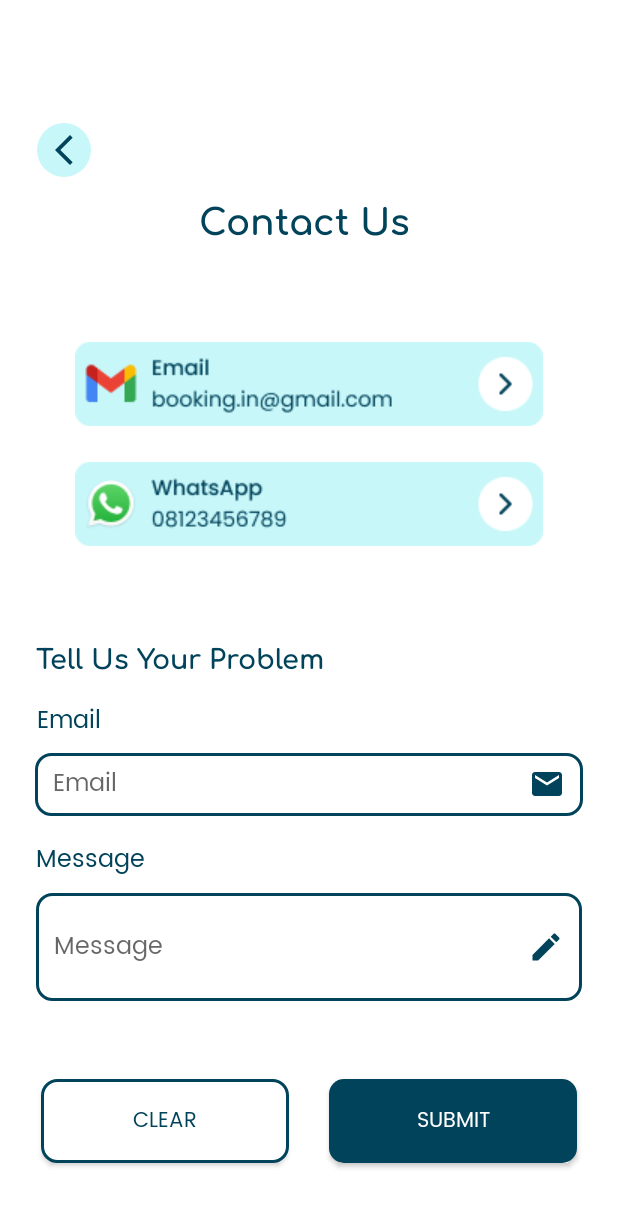
After one commit to mohamad-gilang/booking.in, an Android app: the Contact screen opened directly, with no data from a screen before it, on a phone screen of 412 x 824 dp. The commit adds this screen. Shown: the top 1207 px of the screen. Run offline under Robolectric (Android 15) with nearby library versions, the phone set to English and light mode, and no system bars.

Commit message:
booking.in app

```diff
--- a/app/src/main/AndroidManifest.xml
+++ b/app/src/main/AndroidManifest.xml
@@ -10,6 +10,9 @@
         android:supportsRtl="true"
         android:theme="@style/Theme.Bookingin">
         <activity
+            android:name=".Contact"
+            android:exported="false" />
+        <activity
             android:name=".MainActivity"
             android:exported="true">
             <intent-filter>
@@ -18,6 +21,7 @@
                 <category android:name="android.intent.category.LAUNCHER" />
             </intent-filter>
         </activity>
+
         <meta-data
             android:name="preloaded_fonts"
             android:resource="@array/preloaded_fonts" />
--- /dev/null
+++ b/app/src/main/java/com/example/bookingin/Contact.java
@@ -0,0 +1,14 @@
+package com.example.bookingin;
+
+import androidx.appcompat.app.AppCompatActivity;
+
+import android.os.Bundle;
+
+public class Contact extends AppCompatActivity {
+
+    @Override
+    protected void onCreate(Bundle savedInstanceState) {
+        super.onCreate(savedInstanceState);
+        setContentView(R.layout.activity_contact);
+    }
+}
--- /dev/null
+++ b/app/src/main/res/drawable/edit.xml
@@ -0,0 +1,5 @@
+<vector android:height="24dp" android:tint="#01435A"
+    android:viewportHeight="24" android:viewportWidth="24"
+    android:width="24dp" xmlns:android="http://schemas.android.com/apk/res/android">
+    <path android:fillColor="@android:color/white" android:pathData="M3,17.25V21h3.75L17.81,9.94l-3.75,-3.75L3,17.25zM20.71,7.04c0.39,-0.39 0.39,-1.02 0,-1.41l-2.34,-2.34c-0.39,-0.39 -1.02,-0.39 -1.41,0l-1.83,1.83 3.75,3.75 1.83,-1.83z"/>
+</vector>
--- /dev/null
+++ b/app/src/main/res/drawable/email.xml
@@ -0,0 +1,5 @@
+<vector android:height="24dp" android:tint="#01435A"
+    android:viewportHeight="24" android:viewportWidth="24"
+    android:width="24dp" xmlns:android="http://schemas.android.com/apk/res/android">
+    <path android:fillColor="@android:color/white" android:pathData="M20,4L4,4c-1.1,0 -1.99,0.9 -1.99,2L2,18c0,1.1 0.9,2 2,2h16c1.1,0 2,-0.9 2,-2L22,6c0,-1.1 -0.9,-2 -2,-2zM20,8l-8,5 -8,-5L4,6l8,5 8,-5v2z"/>
+</vector>
--- /dev/null
+++ b/app/src/main/res/layout/activity_contact.xml
@@ -0,0 +1,206 @@
+<?xml version="1.0" encoding="utf-8"?>
+<androidx.constraintlayout.widget.ConstraintLayout xmlns:android="http://schemas.android.com/apk/res/android"
+    xmlns:app="http://schemas.android.com/apk/res-auto"
+    xmlns:tools="http://schemas.android.com/tools"
+    android:layout_width="match_parent"
+    android:layout_height="match_parent"
+    tools:context=".Contact">
+
+    <ImageButton
+        android:id="@+id/imageButton"
+        android:layout_width="36dp"
+        android:layout_height="36dp"
+        android:layout_marginStart="24dp"
+        android:layout_marginTop="35dp"
+        android:layout_marginEnd="351dp"
+        android:layout_marginBottom="660dp"
+        android:background="@drawable/bg_blue_rounded"
+        app:layout_constraintBottom_toBottomOf="parent"
+        app:layout_constraintEnd_toEndOf="parent"
+        app:layout_constraintStart_toStartOf="parent"
+        app:layout_constraintTop_toTopOf="parent"
+        app:srcCompat="@drawable/arrow_back" />
+
+    <TextView
+        android:id="@+id/textView"
+        android:layout_width="wrap_content"
+        android:layout_height="wrap_content"
+        android:layout_marginStart="72dp"
+        android:layout_marginTop="33dp"
+        android:layout_marginEnd="137dp"
+        android:layout_marginBottom="660dp"
+        android:fontFamily="@font/comfortaa_bold"
+        android:text="Contact Us"
+        android:textColor="@color/biru_primary"
+        android:textSize="24dp"
+        app:layout_constraintBottom_toBottomOf="parent"
+        app:layout_constraintEnd_toEndOf="parent"
+        app:layout_constraintHorizontal_bias="0.0"
+        app:layout_constraintStart_toEndOf="@+id/imageButton"
+        app:layout_constraintTop_toTopOf="parent"
+        app:layout_constraintVertical_bias="1.0" />
+
+    <ImageButton
+        android:id="@+id/imageButton2"
+        android:layout_width="wrap_content"
+        android:layout_height="wrap_content"
+        android:layout_marginStart="50dp"
+        android:layout_marginTop="64dp"
+        android:layout_marginEnd="50dp"
+        android:layout_marginBottom="540dp"
+        android:background="@color/white"
+        app:layout_constraintBottom_toBottomOf="parent"
+        app:layout_constraintEnd_toEndOf="parent"
+        app:layout_constraintStart_toStartOf="parent"
+        app:layout_constraintTop_toBottomOf="@+id/textView"
+        app:srcCompat="@drawable/c_email" />
+
+    <ImageButton
+        android:id="@+id/imageButton3"
+        android:layout_width="wrap_content"
+        android:layout_height="wrap_content"
+        android:layout_marginStart="50dp"
+        android:layout_marginTop="24dp"
+        android:layout_marginEnd="50dp"
+        android:layout_marginBottom="460dp"
+        android:background="@color/white"
+        app:layout_constraintBottom_toBottomOf="parent"
+        app:layout_constraintEnd_toEndOf="parent"
+        app:layout_constraintStart_toStartOf="parent"
+        app:layout_constraintTop_toBottomOf="@+id/imageButton2"
+        app:srcCompat="@drawable/c_wa" />
+
+    <TextView
+        android:id="@+id/textView6"
+        android:layout_width="wrap_content"
+        android:layout_height="wrap_content"
+        android:layout_marginStart="24dp"
+        android:layout_marginTop="59dp"
+        android:layout_marginEnd="195dp"
+        android:layout_marginBottom="373dp"
+        android:fontFamily="@font/comfortaa_bold"
+        android:text="Tell Us Your Problem"
+        android:textColor="@color/biru_primary"
+        android:textSize="18dp"
+        app:layout_constraintBottom_toBottomOf="parent"
+        app:layout_constraintEnd_toEndOf="parent"
+        app:layout_constraintStart_toStartOf="parent"
+        app:layout_constraintTop_toBottomOf="@+id/imageButton3" />
+
+    <TextView
+        android:id="@+id/textView7"
+        android:layout_width="wrap_content"
+        android:layout_height="wrap_content"
+        android:layout_marginStart="24dp"
+        android:layout_marginTop="16dp"
+        android:layout_marginEnd="344dp"
+        android:layout_marginBottom="8dp"
+        android:fontFamily="@font/poppins"
+        android:text="Email"
+        android:textColor="@color/biru_primary"
+        android:textSize="16dp"
+        app:layout_constraintBottom_toTopOf="@+id/email"
+        app:layout_constraintEnd_toEndOf="parent"
+        app:layout_constraintStart_toStartOf="parent"
+        app:layout_constraintTop_toBottomOf="@+id/textView6" />
+
+    <!--    email untuk login-->
+
+    <EditText
+        android:id="@+id/email"
+        android:layout_width="365dp"
+        android:layout_height="42dp"
+        android:layout_marginStart="24dp"
+        android:layout_marginTop="8dp"
+        android:layout_marginEnd="24dp"
+        android:background="@drawable/btn_secondary"
+        android:drawableEnd="@drawable/email"
+        android:ems="10"
+        android:fontFamily="@font/poppins"
+        android:hint="Email"
+        android:inputType="textEmailAddress"
+        android:paddingLeft="12dp"
+        android:paddingRight="12dp"
+        android:textColor="@color/biru_primary"
+        android:textSize="16dp"
+        app:layout_constraintEnd_toEndOf="parent"
+        app:layout_constraintStart_toStartOf="parent"
+        app:layout_constraintTop_toBottomOf="@+id/textView7" />
+
+    <TextView
+        android:id="@+id/textView8"
+        android:layout_width="wrap_content"
+        android:layout_height="wrap_content"
+        android:layout_marginStart="24dp"
+        android:layout_marginTop="16dp"
+        android:layout_marginEnd="315dp"
+        android:fontFamily="@font/poppins"
+        android:text="Message"
+        android:textColor="@color/biru_primary"
+        android:textSize="16dp"
+        app:layout_constraintEnd_toEndOf="parent"
+        app:layout_constraintStart_toStartOf="parent"
+        app:layout_constraintTop_toBottomOf="@+id/email" />
+
+
+    <EditText
+        android:id="@+id/message"
+        android:layout_width="364dp"
+        android:layout_height="72dp"
+        android:layout_marginStart="24dp"
+        android:layout_marginTop="8dp"
+        android:layout_marginEnd="24dp"
+        android:background="@drawable/btn_secondary"
+        android:drawableEnd="@drawable/edit"
+        android:ems="10"
+        android:fontFamily="@font/poppins"
+        android:hint="Message"
+        android:inputType="text"
+        android:paddingLeft="12dp"
+        android:paddingRight="12dp"
+        android:textSize="16dp"
+        app:layout_constraintBottom_toBottomOf="parent"
+        app:layout_constraintEnd_toEndOf="parent"
+        app:layout_constraintHorizontal_bias="0.0"
+        app:layout_constraintStart_toStartOf="parent"
+        app:layout_constraintTop_toBottomOf="@+id/textView8"
+        app:layout_constraintVertical_bias="0.006" />
+
+    <androidx.appcompat.widget.AppCompatButton
+        android:id="@+id/btn_submit"
+        android:layout_width="165dp"
+        android:layout_height="56dp"
+        android:layout_marginStart="24dp"
+        android:layout_marginTop="54dp"
+        android:layout_marginEnd="24dp"
+        android:layout_marginBottom="51dp"
+        android:background="@drawable/btn_primary"
+        android:fontFamily="@font/poppins"
+        android:text="Submit"
+        android:textColor="@color/white"
+        android:textSize="14dp"
+        app:layout_constraintBottom_toBottomOf="parent"
+        app:layout_constraintEnd_toEndOf="parent"
+        app:layout_constraintStart_toEndOf="@+id/btn_clear"
+        app:layout_constraintTop_toBottomOf="@+id/message" />
+
+    <androidx.appcompat.widget.AppCompatButton
+
+        android:id="@+id/btn_clear"
+        android:layout_width="165dp"
+        android:layout_height="56dp"
+        android:layout_marginStart="24dp"
+        android:layout_marginTop="54dp"
+        android:layout_marginBottom="51dp"
+        android:background="@drawable/btn_secondary"
+        android:fontFamily="@font/poppins"
+        android:text="Clear"
+        android:textColor="@color/biru_primary"
+        android:textSize="14dp"
+        app:layout_constraintBottom_toBottomOf="parent"
+        app:layout_constraintEnd_toStartOf="@+id/btn_submit"
+        app:layout_constraintStart_toStartOf="parent"
+        app:layout_constraintTop_toBottomOf="@+id/message" />
+
+
+</androidx.constraintlayout.widget.ConstraintLayout>
--- a/app/src/main/res/layout/resource_button.xml
+++ b/app/src/main/res/layout/resource_button.xml
@@ -15,7 +15,7 @@
         tools:layout_editor_absoluteY="98dp" />
 
     <androidx.appcompat.widget.AppCompatButton
-        android:layout_width="312dp"
+        android:layout_width="365dp"
         android:layout_height="56dp"
         android:background="@drawable/btn_primary"
         android:fontFamily="@font/poppins"
@@ -26,7 +26,7 @@
         tools:layout_editor_absoluteY="168dp" />
 
     <androidx.appcompat.widget.AppCompatButton
-        android:layout_width="312dp"
+        android:layout_width="365dp"
         android:layout_height="56dp"
         android:background="@drawable/btn_primary"
         android:fontFamily="@font/poppins"
@@ -115,7 +115,7 @@
 
             <androidx.appcompat.widget.AppCompatButton
 
-                android:layout_width="270dp"
+                android:layout_width="323dp"
                 android:layout_height="42dp"
                 android:background="@drawable/btn_secondary"
                 android:fontFamily="@font/poppins"
--- a/app/src/main/res/layout/resource_form.xml
+++ b/app/src/main/res/layout/resource_form.xml
@@ -1,5 +1,6 @@
 <?xml version="1.0" encoding="utf-8"?>
 <androidx.constraintlayout.widget.ConstraintLayout xmlns:android="http://schemas.android.com/apk/res/android"
+    xmlns:app="http://schemas.android.com/apk/res-auto"
     xmlns:tools="http://schemas.android.com/tools"
     android:layout_width="match_parent"
     android:layout_height="match_parent">
@@ -10,9 +11,12 @@
         android:layout_width="312dp"
         android:layout_height="56dp"
         android:background="@drawable/btn_secondary"
-        android:drawableEnd="@drawable/person"
+        android:drawableEnd="@drawable/email"
         android:ems="10"
         android:fontFamily="@font/poppins"
+        android:paddingLeft="12dp"
+        android:hint="Email"
+        android:textColor="@color/biru_primary"
         android:inputType="textEmailAddress"
         android:paddingRight="12dp"
         android:textSize="16dp"
@@ -27,6 +31,8 @@
         android:background="@drawable/btn_secondary"
         android:drawableEnd="@drawable/lock"
         android:ems="10"
+        android:hint="Password"
+        android:paddingLeft="12dp"
         android:fontFamily="@font/poppins"
         android:inputType="textPassword"
         android:paddingRight="12dp"
@@ -87,7 +93,7 @@
         android:inputType="text"
         android:paddingRight="12dp"
         android:textSize="16dp"
-        tools:layout_editor_absoluteX="49dp"
+        tools:layout_editor_absoluteX="50dp"
         tools:layout_editor_absoluteY="491dp" />
 
     <!--    edit text plain untuk di isi review atau isi pesan -->
@@ -105,4 +111,5 @@
         tools:layout_editor_absoluteY="555dp" />
 
 
+
 </androidx.constraintlayout.widget.ConstraintLayout>
```
Also changed, not shown: app/src/main/res/drawable/c_email.png (added), app/src/main/res/drawable/c_wa.png (added).
